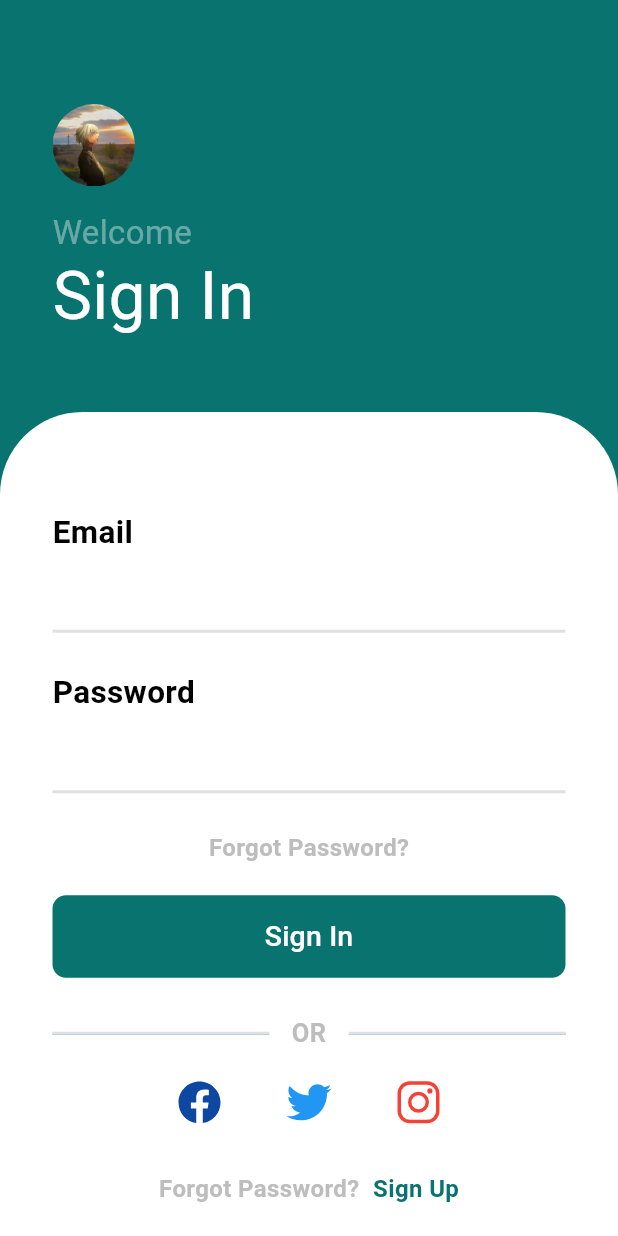
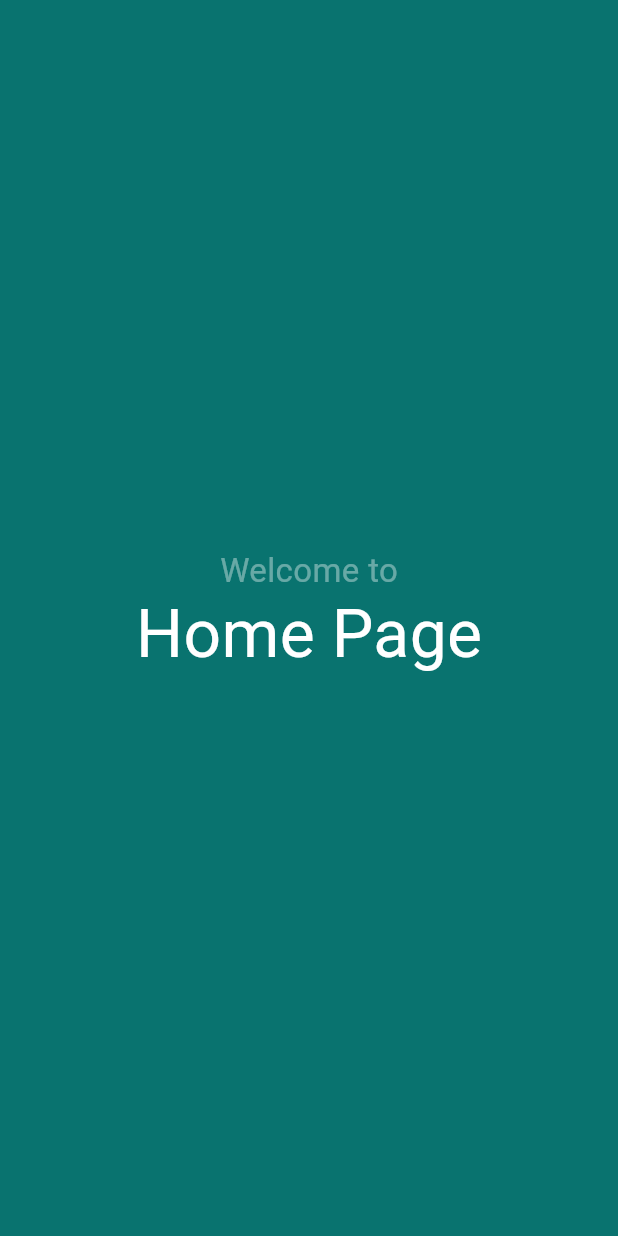
Before and after one commit to Abdusalom-mobile-developer/flutter_practice30_hw2, a Flutter app: the screen it shows after launch, after a tap on "Sign In", on a phone screen of 412 x 824 dp. Run offline on Flutter 3.47's test engine with Material 3 defaults, Android fonts, the light colour scheme and no system bars; our stand-ins replace hive, hive_flutter, ionicons, logger; accounts and stored records are empty.

Commit message:
Added Home Page ded Home Page and practiced how to use hive and hive_flutter package that helps to use local database,  with Flutter Application.

```diff
--- a/lib/main.dart
+++ b/lib/main.dart
@@ -1,8 +1,15 @@
 import 'package:flutter/material.dart';
+import 'package:flutter_practice30_hw2/models/hive.dart';
+import 'package:flutter_practice30_hw2/models/utils.dart';
+import 'package:flutter_practice30_hw2/pages/home_page.dart';
 import 'package:flutter_practice30_hw2/pages/sign_in_page.dart';
 import 'package:flutter_practice30_hw2/pages/sign_up_page.dart';
+import 'package:hive/hive.dart';
+import 'package:hive_flutter/adapters.dart';
 
-void main() {
+void main() async {
+  await Hive.initFlutter();
+  await Hive.openBox("small_database");
   runApp(MyApp());
 }
 
@@ -17,13 +24,37 @@ class MyApp extends StatefulWidget {
 
 class _MyAppState extends State<MyApp> {
   @override
+  void initState() {
+    super.initState();
+    Utils.d("Sign in info: ${HiveUsage.getData("signInInfo").toString()}");
+    Utils.d("Sign up info: ${HiveUsage.getData("signUpInfo").toString()}");
+    Utils.d("User registered before: ${HiveUsage.getData("isRegistered").toString()}");
+    navigateToPage();
+  }
+
+  int _currentPageIndex = 0;
+  void navigateToPage() {
+    String response = HiveUsage.getData("isRegistered");
+    if (response == "true") {
+      _currentPageIndex = 2;
+    }
+  }
+
+  var pagesList = [
+    SignInPage(),
+    SignUpPage(),
+    HomePage(),
+  ];
+
+  @override
   Widget build(BuildContext context) {
     return MaterialApp(
       debugShowCheckedModeBanner: false,
-      home: SignInPage(),
+      home: pagesList[_currentPageIndex],
       routes: {
         SignInPage.id: (context) => SignInPage(),
         SignUpPage.id: (context) => SignUpPage(),
+        HomePage.id: (context) => HomePage(),
       },
     );
   }
--- /dev/null
+++ b/lib/models/hive.dart
@@ -0,0 +1,22 @@
+import 'package:hive/hive.dart';
+
+class HiveUsage {
+  static var box = Hive.box("small_database");
+
+  static storeSignInUserInfo(Map<String, String> json) async {
+    await box.put("signInInfo", json.toString());
+  }
+
+  static storeSignUpUserInfo(Map<String, String> json) async {
+    await box.put("signUpInfo", json.toString());
+  }
+
+  static storeData(String key, String value) async {
+    await box.put(key, value);
+  }
+
+  static getData(String key) {
+    var response = box.get(key);
+    return response ?? "404";
+  }
+}
--- /dev/null
+++ b/lib/models/user_info_classes.dart
@@ -0,0 +1,12 @@
+class UserSignInInfo{
+  String email, password;
+
+  UserSignInInfo({required this.email, required this.password});
+}
+
+
+class UserSignUpInfo{
+  String email, phoneNumber, address;
+
+  UserSignUpInfo({required this.email, required this.phoneNumber, required this.address});
+}
--- a/lib/models/utils.dart
+++ b/lib/models/utils.dart
@@ -1,7 +1,7 @@
+import 'package:flutter_practice30_hw2/models/user_info_classes.dart';
 import 'package:logger/logger.dart';
 
 class Utils {
-
   static final logger = Logger();
 
   // Method to print message using Logger package
@@ -9,5 +9,15 @@ class Utils {
     logger.d(message);
   }
 
+  static toJsonSignInInfo(UserSignInInfo info) {
+    return {"email": info.email, "password": info.password};
+  }
 
+  static toJsonSignUpInfo(UserSignUpInfo info) {
+    return {
+      "email": info.email,
+      "phoneNumber": info.phoneNumber,
+      "address": info.address
+    };
+  }
 }
--- /dev/null
+++ b/lib/pages/home_page.dart
@@ -0,0 +1,39 @@
+import 'package:flutter/cupertino.dart';
+import 'package:flutter/material.dart';
+
+class HomePage extends StatefulWidget {
+  static final String id = "home_page";
+  const HomePage({super.key});
+
+  @override
+  State<HomePage> createState() => _HomePageState();
+}
+
+class _HomePageState extends State<HomePage> {
+  @override
+  Widget build(BuildContext context) {
+    return Scaffold(
+      backgroundColor: Color(0xFF09736F),
+      body: Container(
+        width: double.infinity,
+        child: Column(
+          mainAxisAlignment: MainAxisAlignment.center,
+          crossAxisAlignment: CrossAxisAlignment.center,
+          children: [
+            Text(
+              "Welcome to",
+              style: TextStyle(color: Colors.white38, fontSize: 22),
+            ),
+            Transform.translate(
+              offset: Offset(0, -4),
+              child: Text(
+                "Home Page",
+                style: TextStyle(color: Colors.white, fontSize: 44),
+              ),
+            ),
+          ],
+        ),
+      ),
+    );
+  }
+}
--- a/lib/pages/sign_in_page.dart
+++ b/lib/pages/sign_in_page.dart
@@ -1,6 +1,11 @@
 import 'package:flutter/cupertino.dart';
 import 'package:flutter/material.dart';
+import 'package:flutter_practice30_hw2/models/hive.dart';
+import 'package:flutter_practice30_hw2/models/user_info_classes.dart';
+import 'package:flutter_practice30_hw2/models/utils.dart';
+import 'package:flutter_practice30_hw2/pages/home_page.dart';
 import 'package:flutter_practice30_hw2/pages/sign_up_page.dart';
+import 'package:hive/hive.dart';
 import 'package:ionicons/ionicons.dart';
 
 class SignInPage extends StatefulWidget {
@@ -38,6 +43,7 @@ class _SignInPageState extends State<SignInPage> {
               border: Border(
                   bottom: BorderSide(color: Colors.grey[300]!, width: 2))),
           child: TextField(
+            controller: controller,
             style: TextStyle(color: Colors.black),
             decoration: InputDecoration(
                 contentPadding: EdgeInsets.only(
@@ -159,7 +165,17 @@ class _SignInPageState extends State<SignInPage> {
                                   borderRadius: BorderRadius.circular(9)),
                               child: TextButton(
                                   onPressed: () {
-
+                                    Map<String, String> json =
+                                        Utils.toJsonSignInInfo(
+                                      UserSignInInfo(
+                                          email: _emailController.text.trim(),
+                                          password:
+                                              _passwordController.text.trim()),
+                                    );
+                                    HiveUsage.storeSignInUserInfo(json);
+                                    HiveUsage.storeData("isRegistered", "true");
+                                    Navigator.pushReplacementNamed(
+                                        context, HomePage.id);
                                   },
                                   child: Text(
                                     "Sign In",
--- a/lib/pages/sign_up_page.dart
+++ b/lib/pages/sign_up_page.dart
@@ -1,5 +1,9 @@
 import 'package:flutter/cupertino.dart';
 import 'package:flutter/material.dart';
+import 'package:flutter_practice30_hw2/models/hive.dart';
+import 'package:flutter_practice30_hw2/models/user_info_classes.dart';
+import 'package:flutter_practice30_hw2/models/utils.dart';
+import 'package:flutter_practice30_hw2/pages/home_page.dart';
 import 'package:ionicons/ionicons.dart';
 
 class SignUpPage extends StatefulWidget {
@@ -36,6 +40,7 @@ class _SignUpPageState extends State<SignUpPage> {
               border: Border(
                   bottom: BorderSide(color: Colors.grey[300]!, width: 2))),
           child: TextField(
+            controller: controller,
             style: TextStyle(color: Colors.black),
             decoration: InputDecoration(
                 contentPadding: EdgeInsets.only(
@@ -97,17 +102,20 @@ class _SignUpPageState extends State<SignUpPage> {
           ),
           Expanded(
               child: Container(
+                alignment: Alignment.center,
                 padding: EdgeInsets.symmetric(horizontal: 30),
                 decoration: BoxDecoration(
                     color: Colors.white,
                     borderRadius: BorderRadius.only(
                         topLeft: Radius.circular(45),
                         topRight: Radius.circular(45))),
+                child: SingleChildScrollView(
                   child: Column(
                     mainAxisAlignment: MainAxisAlignment.center,
                     children: [
                       textFieldMaker("Email", "Enter Email", _emailController),
-                    textFieldMaker("Number", "Enter Number", _numberController),
+                      textFieldMaker(
+                          "Number", "Enter Number", _numberController),
                       textFieldMaker(
                           "Address", "Enter Address", _addressController),
                       SizedBox(
@@ -120,10 +128,22 @@ class _SignUpPageState extends State<SignUpPage> {
                             color: Color(0xFF09736F),
                             borderRadius: BorderRadius.circular(9)),
                         child: TextButton(
-                          onPressed: () {},
+                            onPressed: () {
+                              UserSignUpInfo info = UserSignUpInfo(
+                                email: _emailController.text.trim(),
+                                address: _addressController.text.trim(),
+                                phoneNumber: _numberController.text.trim(),
+                              );
+                              Map<String, String> json =
+                                  Utils.toJsonSignUpInfo(info);
+                              HiveUsage.storeSignUpUserInfo(json);
+                              HiveUsage.storeData("isRegistered", "true");
+                              Navigator.popAndPushNamed(context, HomePage.id);
+                            },
                             child: Text(
                               "Sign Up",
-                            style: TextStyle(color: Colors.white, fontSize: 19),
+                              style:
+                                  TextStyle(color: Colors.white, fontSize: 19),
                             )),
                       ),
                       SizedBox(
@@ -183,6 +203,7 @@ class _SignUpPageState extends State<SignUpPage> {
                     ],
                   ),
                 ),
+              ),
               flex: 3),
         ],
       ),
--- a/pubspec.yaml
+++ b/pubspec.yaml
@@ -37,6 +37,8 @@ dependencies:
   cupertino_icons: ^1.0.2
   ionicons: ^0.2.2
   logger: ^2.4.0
+  hive: ^2.2.3
+  hive_flutter: ^1.1.0
 
 dev_dependencies:
   flutter_test:
```
Also changed, not shown: pubspec.lock, 1 other file. Lines whose indentation alone changed are shown as unchanged.
